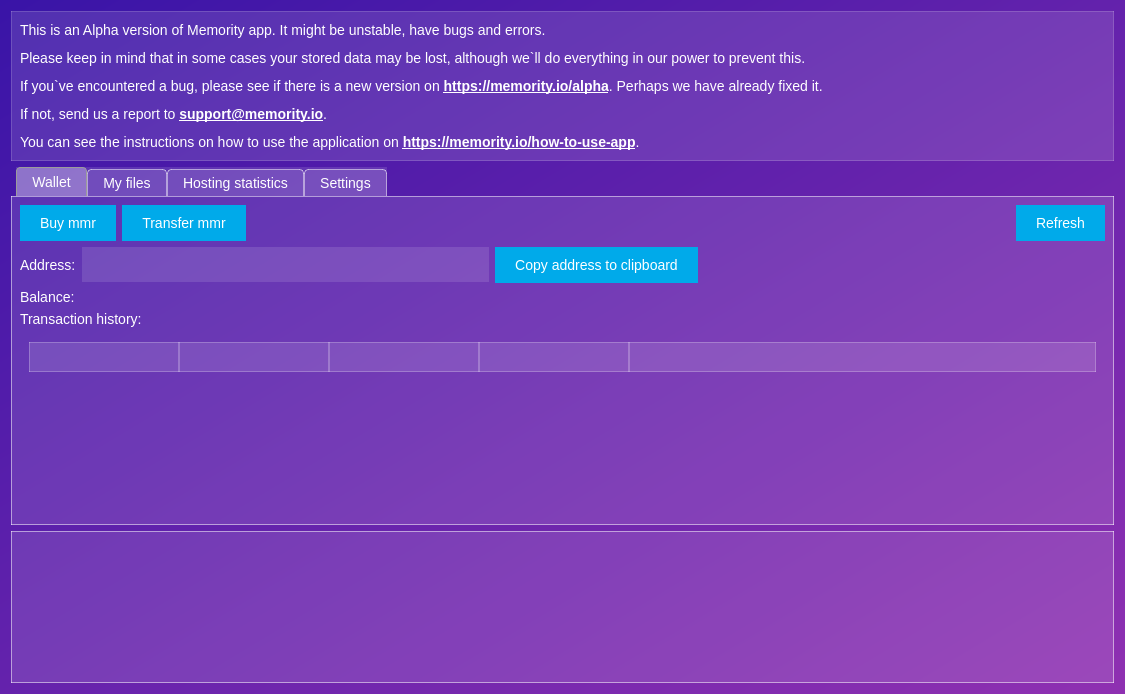
Memority/memority, file memority/ui/main.ui: the form before one commit.
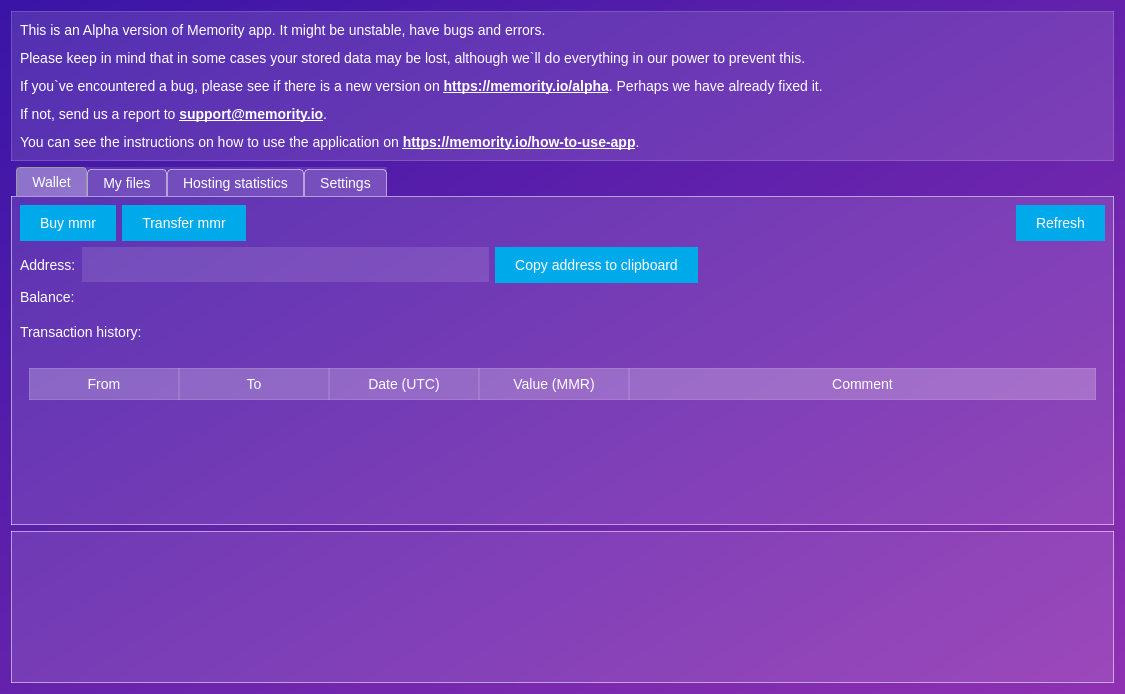
The form after the commit. Icons and pictures are not drawn.

Commit message: Prolong deposit (file/ all files); transaction history table; new ui for info messages; some fixes

The edit to the form file:
```diff
--- a/memority/ui/main.ui
+++ b/memority/ui/main.ui
@@ -77,7 +77,7 @@
 QTextBrowser{
 background: rgba(255, 255, 255, 30);
 }
-QTableView QTableCornerButton::section {
+QTableWidget QTableCornerButton::section {
     background: rgba(255,255,255, 30);
     border: 1px inset rgba(255,255,255, 60);
 }
@@ -90,19 +90,19 @@
 	 border: 1px solid rgba(255,255,255, 30);
 	padding: 5px;
 }
-QTableView {
+QTableWidget {
 gridline-color: rgba(170, 170, 170,  6);
 }
-QTableView {
-    selection-background-color: qlineargradient(x1: 0, y1: 0, x2: 0.5, y2: 0.5,
-     stop: 0 #FF92BB, stop: 1 white);
-}
-QTableView::item{
+QTableWidget::item{
 	padding: 5px;
 	border: 1px solid rgba(255, 255, 255, 60);
-	background: rgba(255,255,255, 30);
-	width: 20%;
-
+	background: rgba(255,255,255, 15);
+}
+QTableWidget::item:selected{
+	background: rgba(255,255,255, 60);
+}
+QTableWidget::item:fosus{
+	background: rgba(255,255,255, 60);
 }
 QHBoxLayout{
 	border: none;
@@ -335,6 +335,12 @@
        </item>
        <item>
         <widget class="QLabel" name="transaction_history_lbl">
+         <property name="minimumSize">
+          <size>
+           <width>0</width>
+           <height>42</height>
+          </size>
+         </property>
          <property name="text">
           <string>Transaction history:</string>
          </property>
@@ -351,7 +357,7 @@
             <x>0</x>
             <y>0</y>
             <width>1101</width>
-            <height>175</height>
+            <height>161</height>
            </rect>
           </property>
           <layout class="QVBoxLayout" name="verticalLayout_2">
@@ -360,10 +366,16 @@
              <property name="enabled">
               <bool>true</bool>
              </property>
+             <property name="sizePolicy">
+              <sizepolicy hsizetype="Expanding" vsizetype="Minimum">
+               <horstretch>0</horstretch>
+               <verstretch>0</verstretch>
+              </sizepolicy>
+             </property>
              <property name="minimumSize">
               <size>
                <width>0</width>
-               <height>150</height>
+               <height>0</height>
               </size>
              </property>
              <property name="acceptDrops">
@@ -401,13 +413,13 @@
               <bool>true</bool>
              </property>
              <property name="rowCount">
-              <number>1</number>
+              <number>0</number>
              </property>
              <property name="columnCount">
               <number>5</number>
              </property>
              <attribute name="horizontalHeaderVisible">
-              <bool>false</bool>
+              <bool>true</bool>
              </attribute>
              <attribute name="horizontalHeaderCascadingSectionResizes">
               <bool>false</bool>
@@ -442,57 +454,43 @@
              <attribute name="verticalHeaderStretchLastSection">
               <bool>false</bool>
              </attribute>
-             <row/>
              <column>
               <property name="text">
-               <string>id</string>
+               <string>From</string>
               </property>
+              <property name="textAlignment">
+               <set>AlignCenter</set>
+              </property>
              </column>
              <column>
               <property name="text">
-               <string>Transaction</string>
+               <string>To</string>
               </property>
+              <property name="textAlignment">
+               <set>AlignCenter</set>
+              </property>
              </column>
              <column>
               <property name="text">
-               <string>Date</string>
+               <string>Date (UTC)</string>
               </property>
+              <property name="textAlignment">
+               <set>AlignCenter</set>
+              </property>
              </column>
              <column>
               <property name="text">
-               <string>Info</string>
+               <string>Value (MMR)</string>
               </property>
+              <property name="textAlignment">
+               <set>AlignCenter</set>
+              </property>
              </column>
              <column>
               <property name="text">
-               <string>Details</string>
+               <string>Comment</string>
               </property>
              </column>
-             <item row="0" column="0">
-              <property name="text">
-               <string/>
-              </property>
-             </item>
-             <item row="0" column="1">
-              <property name="text">
-               <string/>
-              </property>
-             </item>
-             <item row="0" column="2">
-              <property name="text">
-               <string/>
-              </property>
-             </item>
-             <item row="0" column="3">
-              <property name="text">
-               <string/>
-              </property>
-             </item>
-             <item row="0" column="4">
-              <property name="text">
-               <string/>
-              </property>
-             </item>
             </widget>
            </item>
           </layout>
```
Left out of the diff: 14 changed lines with no effect on the pictures. The commit also changes 10 other files.
